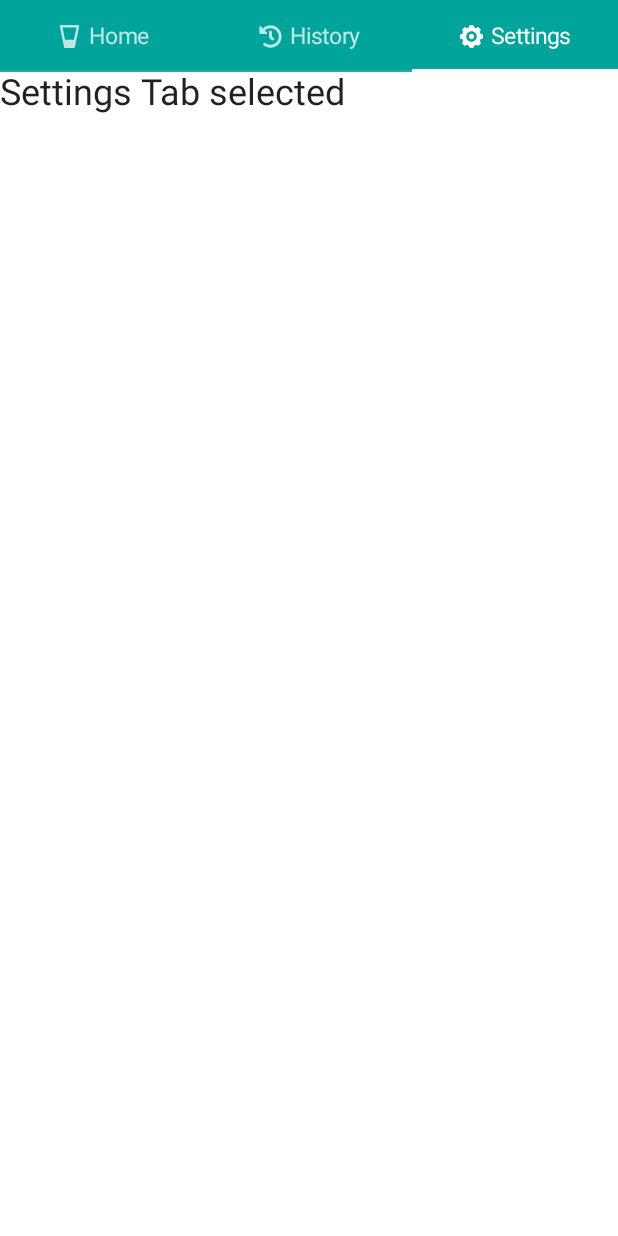
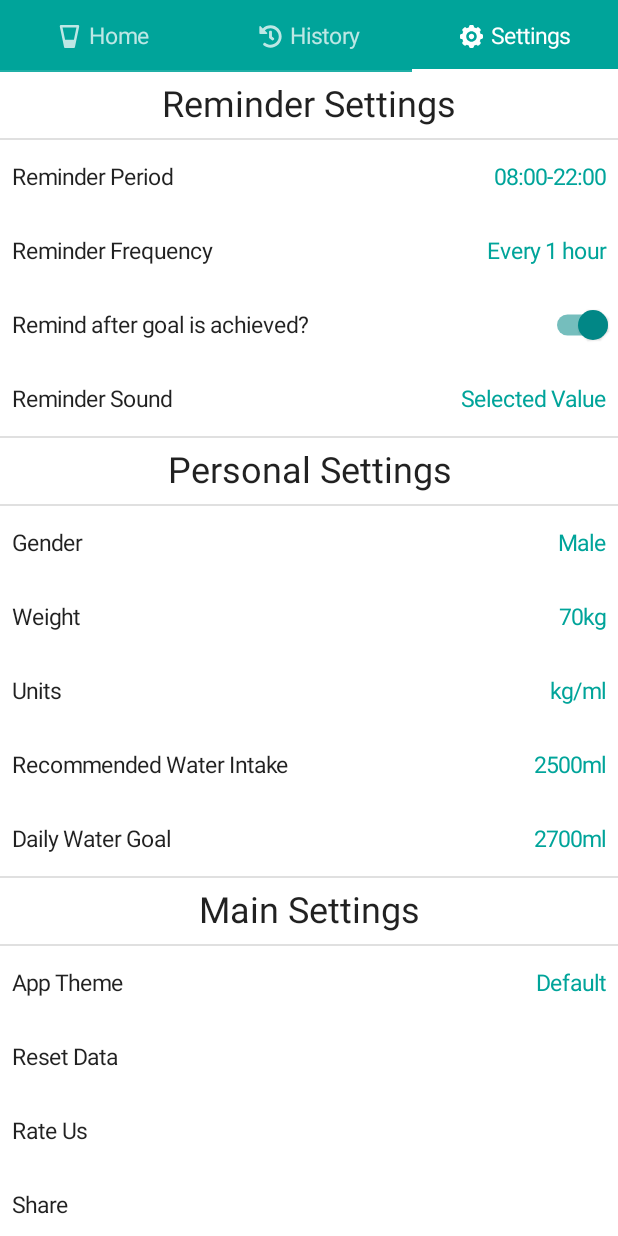
Before and after one commit to sameep-sehgal/drink-water-reminder, an Android app built with Jetpack Compose: the screen it shows after launch (MainActivity), tab 3 chosen, on a phone screen of 412 x 824 dp. Run offline under Robolectric (Android 15) with nearby library versions, the phone set to English and light mode, and no system bars; our stand-ins replace Dagger/Hilt's generated code, Room's generated code, accompanist.

Commit message:
Created UI for settings tab and removed Floating Action Button for Reminder Timings from HomeTab.kt

```diff
--- a/app/src/main/java/com/example/myapplication/ui/screens/hometab/HomeTab.kt
+++ b/app/src/main/java/com/example/myapplication/ui/screens/hometab/HomeTab.kt
@@ -35,16 +35,12 @@ fun HomeTab():Unit{
     val (showWorkoutDialog, setShowWorkoutDialog) =  remember { mutableStateOf(false) }
     val (showWeatherDialog, setShowWeatherDialog) =  remember { mutableStateOf(false) }
     val (showResetDialog, setShowResetDialog) =  remember { mutableStateOf(false) }
-    val (showReminderTimingsDialog, setShowReminderTimingsDialog) =  remember { mutableStateOf(false) }
     val scrollState = rememberScrollState()
 
     Scaffold(
         floatingActionButton = {
             Column(horizontalAlignment = Alignment.CenterHorizontally){
                 BackToTopButton(scrollState)
-                FloatingAlarmButton(
-                    setShowReminderTimingsDialog = setShowReminderTimingsDialog
-                )
             }
         },
         floatingActionButtonPosition = FabPosition.Center
@@ -112,9 +108,6 @@ fun HomeTab():Unit{
             if(showResetDialog){
                 ResetDialog(setShowResetDialog = setShowResetDialog)
             }
-            if(showReminderTimingsDialog){
-                ReminderTimingsDialog(setShowReminderTimingsDialog = setShowReminderTimingsDialog)
-            }
         }
     }
 }
--- a/app/src/main/java/com/example/myapplication/ui/screens/hometab/components/dialogs/ReminderTimingsDialog.kt
+++ b/app/src/main/java/com/example/myapplication/ui/screens/hometab/components/dialogs/ReminderTimingsDialog.kt
@@ -1,7 +1,6 @@
 package com.example.myapplication.ui.screens.hometab.components.dialogs
 
 import android.util.Log
-import androidx.compose.foundation.ExperimentalFoundationApi
 import androidx.compose.foundation.background
 import androidx.compose.foundation.clickable
 import androidx.compose.foundation.layout.*
@@ -19,7 +18,6 @@ import com.example.myapplication.R
 import com.example.myapplication.data.models.ReminderTimings
 import com.example.myapplication.ui.theme.Typography
 
-@ExperimentalFoundationApi
 @Composable
 fun ReminderTimingsDialog(setShowReminderTimingsDialog: (Boolean)->Unit){
   Dialog(
@@ -35,7 +33,6 @@ fun ReminderTimingsDialog(setShowReminderTimingsDialog: (Boolean)->Unit){
   }
 }
 
-@ExperimentalFoundationApi
 @Composable
 fun ReminderTimingsDialogContent(setShowReminderTimingsDialog: (Boolean)->Unit){
   val (showTimePicker, setShowTimePicker) =  remember { mutableStateOf(false) }
@@ -95,7 +92,6 @@ fun Title(
   }
 }
 
-@ExperimentalFoundationApi
 @Composable
 fun ReminderTimingsList(
   reminderTimings: List<ReminderTimings>,
@@ -110,7 +106,7 @@ fun ReminderTimingsList(
     items(reminderTimings){
       Row {
         Text(modifier = Modifier
-          .weight(1f).animateItemPlacement()
+          .weight(1f)
           .clickable {
             selectedReminderTiming.value = it
             setShowTimePicker(true)
--- a/app/src/main/java/com/example/myapplication/ui/screens/settingstab/SettingsTab.kt
+++ b/app/src/main/java/com/example/myapplication/ui/screens/settingstab/SettingsTab.kt
@@ -1,16 +1,125 @@
 package com.example.myapplication
 
-import androidx.compose.material.MaterialTheme
-import androidx.compose.material.Surface
-import androidx.compose.material.Text
+import androidx.compose.foundation.layout.Column
+import androidx.compose.foundation.layout.Row
+import androidx.compose.foundation.layout.padding
+import androidx.compose.foundation.rememberScrollState
+import androidx.compose.foundation.verticalScroll
+import androidx.compose.material.*
 import androidx.compose.runtime.Composable
+import androidx.compose.ui.Modifier
+import androidx.compose.ui.unit.dp
+import com.example.myapplication.ui.screens.settingstab.components.SettingsRowBooleanValue
+import com.example.myapplication.ui.screens.settingstab.components.SettingsRowSelectValue
+import com.example.myapplication.ui.screens.settingstab.components.SettingsSubheading
+import com.example.myapplication.ui.theme.Typography
+
+val horizontalPaddingSettings = 8.dp
+val verticalPaddingSettings = 16.dp
 
 @Composable
 fun SettingsTab():Unit{
-    Surface{
-        Text(
-            text = "Settings Tab selected",
-            style = MaterialTheme.typography.body1
-        )
-    }
+  val scrollState = rememberScrollState()
+  Column(
+    modifier = Modifier.verticalScroll(scrollState)
+  ) {
+    ReminderSettings()
+    PersonalSettings()
+    MainSettings()
+  }
 }
+
+@Composable
+fun ReminderSettings(){
+  SettingsSubheading(text = "Reminder Settings")
+  Divider()
+  Column {
+    SettingsRowSelectValue(
+      text = "Reminder Period",
+      value = "08:00-22:00",
+      onSettingsRowClick = { /*TODO()*/ }
+    )
+    SettingsRowSelectValue(
+      text = "Reminder Frequency",
+      value = "Every 1 hour",
+      onSettingsRowClick = { /*TODO()*/ }
+    )
+    SettingsRowBooleanValue(
+      text = "Remind after goal is achieved?",
+      value = true,
+      onCheckedChange = {}
+    )
+    SettingsRowSelectValue(
+      text = "Reminder Sound",
+      value = "Selected Value",
+      onSettingsRowClick = { /*TODO()*/ }
+    )
+  }
+  Divider()
+}
+
+@Composable
+fun PersonalSettings(){
+  SettingsSubheading(text = "Personal Settings")
+  Divider()
+  Column {
+    SettingsRowSelectValue(
+      text = "Gender",
+      value = "Male",
+      onSettingsRowClick = { /*TODO()*/ }
+    )
+    SettingsRowSelectValue(
+      text = "Weight",
+      value = "70kg",
+      onSettingsRowClick = { /*TODO()*/ }
+    )
+    SettingsRowSelectValue(
+      text = "Units",
+      value = "kg/ml",
+      onSettingsRowClick = { /*TODO()*/ }
+    )
+    SettingsRowSelectValue(
+      text = "Recommended Water Intake",
+      value = "2500ml",
+      onSettingsRowClick = { /*TODO()*/ }
+    )
+    SettingsRowSelectValue(
+      text = "Daily Water Goal",
+      value = "2700ml",
+      onSettingsRowClick = { /*TODO()*/ }
+    )
+  }
+  Divider()
+}
+
+@Composable
+fun MainSettings(){
+  SettingsSubheading(text = "Main Settings")
+  Divider()
+  SettingsRowSelectValue(
+    text = "App Theme",
+    value = "Default",
+    onSettingsRowClick = { /*TODO()*/ }
+  )
+  Row(
+    modifier = Modifier.padding(horizontal = horizontalPaddingSettings, vertical = verticalPaddingSettings)
+  ) {
+    Text(text = "Reset Data", style = Typography.subtitle1)
+  }
+  Row(
+    modifier = Modifier.padding(horizontal = horizontalPaddingSettings, vertical = verticalPaddingSettings)
+  ) {
+    Text(text = "Rate Us", style = Typography.subtitle1)
+  }
+  Row(
+    modifier = Modifier.padding(horizontal = horizontalPaddingSettings, vertical = verticalPaddingSettings)
+  ) {
+    Text(text = "Share", style = Typography.subtitle1)
+  }
+  Row(
+    modifier = Modifier.padding(horizontal = horizontalPaddingSettings, vertical = verticalPaddingSettings)
+  ) {
+    Text(text = "Contact Developers", style = Typography.subtitle1)
+  }
+  Divider()
+}
--- /dev/null
+++ b/app/src/main/java/com/example/myapplication/ui/screens/settingstab/components/SettingsRowBooleanValue.kt
@@ -0,0 +1,36 @@
+package com.example.myapplication.ui.screens.settingstab.components
+
+import androidx.compose.foundation.layout.Row
+import androidx.compose.foundation.layout.padding
+import androidx.compose.material.Switch
+import androidx.compose.material.Text
+import androidx.compose.runtime.Composable
+import androidx.compose.ui.Alignment
+import androidx.compose.ui.Modifier
+import com.example.myapplication.horizontalPaddingSettings
+import com.example.myapplication.ui.theme.Typography
+import com.example.myapplication.verticalPaddingSettings
+
+@Composable
+fun SettingsRowBooleanValue(text: String, value:Boolean, onCheckedChange: (Boolean) -> Unit) {
+  Row(
+    verticalAlignment = Alignment.CenterVertically
+  ) {
+    Text(
+      modifier = Modifier
+        .weight(1f)
+        .padding(
+          horizontal = horizontalPaddingSettings,
+          vertical = verticalPaddingSettings
+        ),
+      text = text,
+      style = Typography.subtitle1
+    )
+    Switch(
+      checked = value,
+      onCheckedChange = {
+        onCheckedChange(it)
+      }
+    )
+  }
+}
--- /dev/null
+++ b/app/src/main/java/com/example/myapplication/ui/screens/settingstab/components/SettingsRowSelectValue.kt
@@ -0,0 +1,49 @@
+package com.example.myapplication.ui.screens.settingstab.components
+
+import androidx.compose.foundation.clickable
+import androidx.compose.foundation.layout.Row
+import androidx.compose.foundation.layout.padding
+import androidx.compose.material.MaterialTheme
+import androidx.compose.material.Text
+import androidx.compose.runtime.Composable
+import androidx.compose.ui.Alignment
+import androidx.compose.ui.Modifier
+import com.example.myapplication.horizontalPaddingSettings
+import com.example.myapplication.ui.theme.Typography
+import com.example.myapplication.verticalPaddingSettings
+
+@Composable
+fun SettingsRowSelectValue(
+  text: String,
+  value:String,
+  onSettingsRowClick: () -> Unit
+) {
+  Row(
+    modifier = Modifier
+      .clickable {
+        onSettingsRowClick()
+      },
+    verticalAlignment = Alignment.CenterVertically
+  ) {
+    Text(
+      modifier = Modifier
+        .weight(1f)
+        .padding(
+        horizontal = horizontalPaddingSettings,
+        vertical = verticalPaddingSettings
+      ),
+      text = text,
+      style = Typography.subtitle1
+    )
+    Text(
+      modifier = Modifier
+        .padding(
+          horizontal = horizontalPaddingSettings,
+          vertical = verticalPaddingSettings
+        ),
+      text = value,
+      style = Typography.subtitle1,
+      color = MaterialTheme.colors.primary
+    )
+  }
+}
--- /dev/null
+++ b/app/src/main/java/com/example/myapplication/ui/screens/settingstab/components/SettingsSubheading.kt
@@ -0,0 +1,20 @@
+package com.example.myapplication.ui.screens.settingstab.components
+
+import androidx.compose.foundation.layout.fillMaxWidth
+import androidx.compose.foundation.layout.padding
+import androidx.compose.material.Text
+import androidx.compose.runtime.Composable
+import androidx.compose.ui.Modifier
+import androidx.compose.ui.text.style.TextAlign
+import androidx.compose.ui.unit.dp
+import com.example.myapplication.ui.theme.Typography
+
+@Composable
+fun SettingsSubheading(text:String){
+  Text(
+    modifier = Modifier.fillMaxWidth().padding(8.dp),
+    text = text,
+    style = Typography.body1,
+    textAlign = TextAlign.Center
+  )
+}
```
